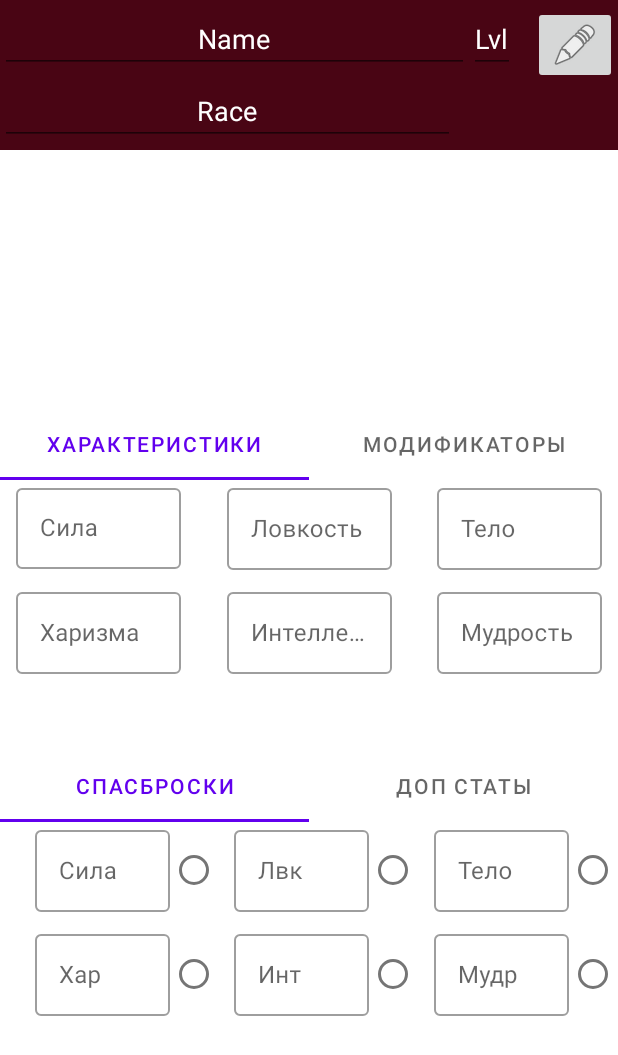
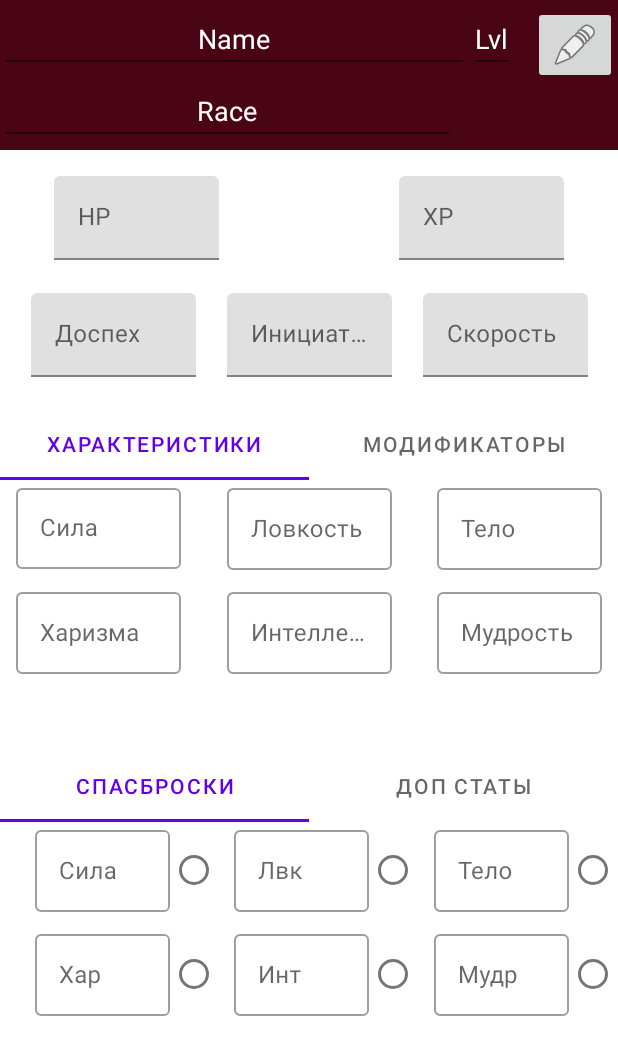
Before and after one commit to IssildurIl/dndList, an Android app: the ChooseCharacter screen opened through its navigation route, after a tap on an icon or button, on a phone screen of 412 x 824 dp. Shown: the top 1055 px of the screen. Run offline under Robolectric (Android 15) with nearby library versions, the phone set to English and light mode, and no system bars.

Commit message:
CharList upd

```diff
--- a/app/build.gradle
+++ b/app/build.gradle
@@ -43,4 +43,5 @@ dependencies {
     implementation 'androidx.navigation:navigation-fragment:2.3.0'
     implementation 'androidx.navigation:navigation-ui:2.3.0'
     implementation 'com.google.android.gms:play-services-auth:19.0.0'
+    compile 'ru.egslava:MaskedEditText:1.0.5'
 }
--- a/app/src/main/java/com/example/dndlist/Fragment/ChooseCharacter.java
+++ b/app/src/main/java/com/example/dndlist/Fragment/ChooseCharacter.java
@@ -22,7 +22,6 @@ import java.util.ArrayList;
 
 public class ChooseCharacter extends Fragment {
 
-    String [] charName,charRace,charLvl;
     RecyclerView mRecyclerView;
     private ArrayList<ExampleItem> mExampleList;
     private RecycleViewAdaptor mAdapter;
@@ -42,9 +41,6 @@ public class ChooseCharacter extends Fragment {
     }
 
     public View Recycle(LayoutInflater inflater,ViewGroup container){
-        charRace = getResources().getStringArray(R.array.chars);
-        charName = getResources().getStringArray(R.array.race);
-        charLvl = getResources().getStringArray(R.array.lvl);
         View view = inflater.inflate(R.layout.fragment_choose_character, container, false);
         mRecyclerView = (RecyclerView)view.findViewById(R.id.chars_rec);
         mRecyclerView.setLayoutManager(new LinearLayoutManager(getContext()));
--- a/app/src/main/java/com/example/dndlist/Fragment/Registration.java
+++ b/app/src/main/java/com/example/dndlist/Fragment/Registration.java
@@ -47,14 +47,8 @@ public class Registration extends Fragment {
     public View onCreateView(LayoutInflater inflater, ViewGroup container,
                              Bundle savedInstanceState) {
         View view = inflater.inflate(R.layout.fragment_registration, container, false);
-        createAccount_btn = (Button) view.findViewById(createAccount_id);
-        linkLogin_btn = (Button) view.findViewById(linkLogin_id);
-
-        email_field = (EditText) view.findViewById(email_field_id);
-        email_re_field = (EditText) view.findViewById(email_re_field_id);
-        psw_field = (EditText) view.findViewById(psw_field_id);
-        psw_re_field = (EditText) view.findViewById(psw_re_field_id);
-        return inflater.inflate(R.layout.fragment_registration, container, false);
+        init(view);
+        return view;
     }
 
     @Override
@@ -78,4 +72,14 @@ public class Registration extends Fragment {
 
         /* TODO: После появления api добавить функционал*/
     }
+
+    protected void init(View view){
+        createAccount_btn = (Button) view.findViewById(createAccount_id);
+        linkLogin_btn = (Button) view.findViewById(linkLogin_id);
+
+        email_field = (EditText) view.findViewById(email_field_id);
+        email_re_field = (EditText) view.findViewById(email_re_field_id);
+        psw_field = (EditText) view.findViewById(psw_field_id);
+        psw_re_field = (EditText) view.findViewById(psw_re_field_id);
+    }
 }
--- a/app/src/main/res/layout/fragment_create_character.xml
+++ b/app/src/main/res/layout/fragment_create_character.xml
@@ -1,11 +1,122 @@
 <?xml version="1.0" encoding="utf-8"?>
 <androidx.constraintlayout.widget.ConstraintLayout xmlns:android="http://schemas.android.com/apk/res/android"
     xmlns:app="http://schemas.android.com/apk/res-auto"
+    xmlns:mask="http://schemas.android.com/apk/res-auto"
     xmlns:tools="http://schemas.android.com/tools"
     android:layout_width="match_parent"
     android:layout_height="match_parent"
     tools:context=".Fragment.CreateCharacter">
 
+
+    <com.google.android.material.textfield.TextInputLayout
+        android:id="@+id/initiative"
+        android:layout_width="110dp"
+        android:layout_height="wrap_content"
+        android:layout_marginStart="5dp"
+        android:layout_marginEnd="5dp"
+        android:hint="@string/initiative"
+        app:errorEnabled="true"
+        app:layout_constraintBottom_toBottomOf="@+id/ac"
+        app:layout_constraintEnd_toStartOf="@+id/xp"
+        app:layout_constraintStart_toEndOf="@+id/hp">
+
+        <com.google.android.material.textfield.TextInputEditText
+            android:id="@+id/initiativeTxt"
+            android:layout_width="match_parent"
+            android:layout_height="wrap_content"
+            tools:layout_editor_absoluteX="0dp"
+            tools:layout_editor_absoluteY="220dp" />
+
+    </com.google.android.material.textfield.TextInputLayout>
+
+    <com.google.android.material.textfield.TextInputLayout
+        android:id="@+id/speed"
+        android:layout_width="110dp"
+        android:layout_height="wrap_content"
+        android:layout_marginStart="20dp"
+        android:layout_marginEnd="20dp"
+        android:hint="@string/speed"
+        app:errorEnabled="true"
+        app:layout_constraintBottom_toBottomOf="@+id/initiative"
+        app:layout_constraintEnd_toEndOf="parent"
+        app:layout_constraintStart_toEndOf="@+id/initiative">
+
+        <com.google.android.material.textfield.TextInputEditText
+            android:id="@+id/speedTxt"
+            android:layout_width="match_parent"
+            android:layout_height="wrap_content"
+            tools:layout_editor_absoluteX="0dp"
+            tools:layout_editor_absoluteY="220dp" />
+
+    </com.google.android.material.textfield.TextInputLayout>
+
+    <com.google.android.material.textfield.TextInputLayout
+        android:id="@+id/hp"
+        android:layout_width="110dp"
+        android:layout_height="wrap_content"
+        android:layout_marginStart="36dp"
+        android:layout_marginTop="26dp"
+        android:layout_marginBottom="10dp"
+        android:gravity="center"
+        android:hint="@string/hphint"
+        app:errorEnabled="true"
+        app:layout_constraintBottom_toTopOf="@+id/ac"
+        app:layout_constraintStart_toStartOf="parent"
+        app:layout_constraintTop_toBottomOf="@+id/headCharList">
+
+        <com.google.android.material.textfield.TextInputEditText
+            android:id="@+id/hptext"
+            android:layout_width="match_parent"
+            android:layout_height="wrap_content"
+            tools:layout_editor_absoluteX="0dp"
+            tools:layout_editor_absoluteY="220dp" />
+
+    </com.google.android.material.textfield.TextInputLayout>
+
+    <com.google.android.material.textfield.TextInputLayout
+        android:id="@+id/xp"
+        android:layout_width="110dp"
+        android:layout_height="wrap_content"
+        android:layout_marginTop="26dp"
+        android:layout_marginEnd="36dp"
+        android:layout_marginBottom="10dp"
+        android:gravity="center"
+        android:hint="@string/xphint"
+        app:errorEnabled="true"
+        app:layout_constraintBottom_toTopOf="@+id/speed"
+        app:layout_constraintEnd_toEndOf="parent"
+        app:layout_constraintTop_toBottomOf="@+id/headCharList">
+
+        <com.google.android.material.textfield.TextInputEditText
+            android:id="@+id/xptext"
+            android:layout_width="match_parent"
+            android:layout_height="wrap_content"
+            tools:layout_editor_absoluteX="0dp"
+            tools:layout_editor_absoluteY="220dp" />
+
+    </com.google.android.material.textfield.TextInputLayout>
+
+
+    <com.google.android.material.textfield.TextInputLayout
+        android:id="@+id/ac"
+        android:layout_width="110dp"
+        android:layout_height="wrap_content"
+        android:layout_marginStart="20dp"
+        android:layout_marginEnd="20dp"
+        android:hint="@string/achint"
+        app:errorEnabled="true"
+        app:layout_constraintBottom_toTopOf="@+id/charsAndMods"
+        app:layout_constraintEnd_toStartOf="@+id/initiative"
+        app:layout_constraintStart_toStartOf="parent">
+
+        <com.google.android.material.textfield.TextInputEditText
+            android:id="@+id/acTxt"
+            android:layout_width="match_parent"
+            android:layout_height="wrap_content"
+            tools:layout_editor_absoluteX="0dp"
+            tools:layout_editor_absoluteY="220dp" />
+
+    </com.google.android.material.textfield.TextInputLayout>
 
     <androidx.constraintlayout.widget.ConstraintLayout
         android:id="@+id/headCharList"
@@ -46,8 +157,8 @@
             android:layout_height="wrap_content"
             android:layout_marginEnd="12dp"
             android:digits="0123456789"
+            android:hint="Lvl"
             android:maxLength="2"
-            android:hint="Lvl"
             android:textColor="@color/white"
             android:textColorHint="@color/white"
             app:layout_constraintBottom_toTopOf="@+id/charRaceView"
@@ -66,6 +177,7 @@
             app:layout_constraintStart_toStartOf="parent"
             app:layout_constraintTop_toBottomOf="@+id/charNameView" />
     </androidx.constraintlayout.widget.ConstraintLayout>
+
 
     <com.google.android.material.tabs.TabLayout
         android:id="@+id/charsAndMods"
--- a/app/src/main/res/values/strings.xml
+++ b/app/src/main/res/values/strings.xml
@@ -12,23 +12,10 @@
     <string name="return_to_auth">Зарегестрированы? Войдите</string>
     <string name="send_code_btn">Выслать код восстановления на почту</string>
     <string name="MyChars">Мои персонажи</string>
-    <string-array name="chars">
-        <item>Дэ Бил</item>
-        <item>Э БАН</item>
-        <item>Не сдал</item>
-    </string-array>
 
-    <string-array name="race">
-        <item>Негр</item>
-        <item>негр пидарас</item>
-        <item>Г`ом</item>
-    </string-array>
-
-    <string-array name="lvl">
-        <item>1lvl</item>
-        <item>3lvl</item>
-        <item>Магистр</item>
-    </string-array>
-    <!-- TODO: Remove or change this placeholder text -->
-    <string name="hello_blank_fragment">Hello blank fragment</string>
+    <string name="achint">Доспех</string>
+    <string name="speed">Скорость</string>
+    <string name="xphint">ХP</string>
+    <string name="hphint">HP</string>
+    <string name="initiative">Инициатива</string>
 </resources>
```
